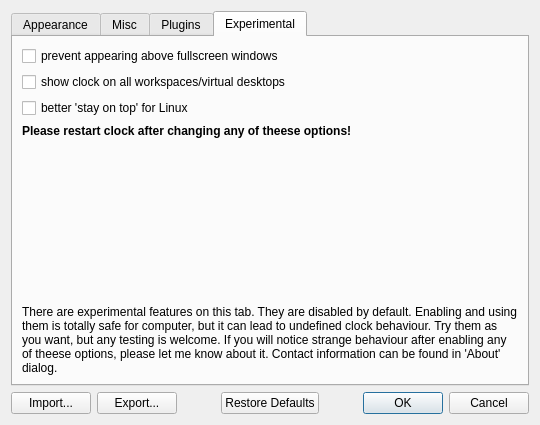
Before: the Qt Designer form digital_clock/gui/settings_dialog.ui in Kolcha/DigitalClock4, drawn with Qt 5.
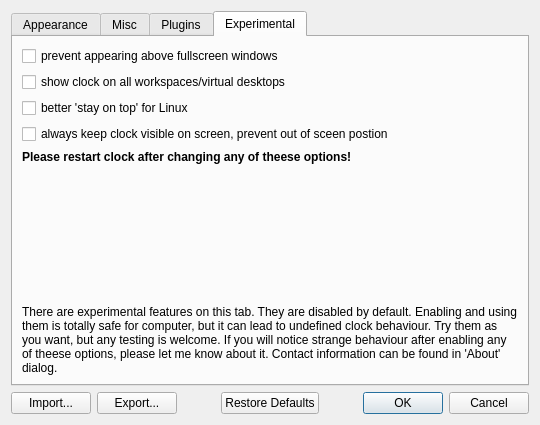
After: the same form once the commit is applied. The open tabs and pages were chosen to show the change. Icons and pictures are not drawn. Custom widgets are drawn as their Qt base class.

Commit message: added 'keep always visible' option

Diff of the .ui file:
```diff
--- a/digital_clock/gui/settings_dialog.ui
+++ b/digital_clock/gui/settings_dialog.ui
@@ -874,6 +874,13 @@
          </property>
         </widget>
        </item>
+       <item>
+        <widget class="QCheckBox" name="keep_always_visible">
+         <property name="text">
+          <string>always keep clock visible on screen, prevent out of sceen postion</string>
+         </property>
+        </widget>
+       </item>
        <item>
         <widget class="QLabel" name="restart_warning_label">
          <property name="font">
```
The commit also changes 10 other files.
